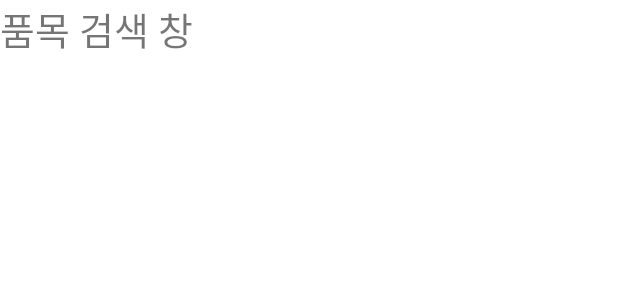
After one commit to bagasari/Frontend, an Android app: the layout activity_product_search.xml on its own in the app's theme, with its tools: preview values and no code run, on a phone screen of 412 x 824 dp. The commit adds this screen. Shown: the top 300 px of the screen. Run offline under Robolectric (Android 15) with nearby library versions, the phone set to English and light mode, and no system bars.

```diff
--- a/app/src/main/AndroidManifest.xml
+++ b/app/src/main/AndroidManifest.xml
@@ -26,6 +26,12 @@
             android:name=".SelectDestinationActivity"
             android:exported="false" />
         <activity
+            android:name=".ExpenditureActivity"
+            android:exported="false"/>
+        <activity
+            android:name=".ProductSearchActivity"
+            android:exported="false"/>
+        <activity
             android:name=".auth.LoginActivity"
             android:exported="true">
             <intent-filter>
--- a/app/src/main/java/com/example/frontend/AccountBookListFragment.kt
+++ b/app/src/main/java/com/example/frontend/AccountBookListFragment.kt
@@ -5,6 +5,7 @@ import android.os.Bundle
 import android.view.View
 import androidx.fragment.app.Fragment
 import androidx.recyclerview.widget.LinearLayoutManager
+import com.example.frontend.adapter.AccountBookAdapter
 import com.example.frontend.databinding.FragAccountBookBinding
 import com.example.frontend.dto.AccountBook
 import java.util.*
--- a/app/src/main/java/com/example/frontend/HomeActivity.kt
+++ b/app/src/main/java/com/example/frontend/HomeActivity.kt
@@ -4,6 +4,7 @@ import androidx.appcompat.app.AppCompatActivity
 import android.os.Bundle
 import android.util.Log
 import androidx.fragment.app.Fragment
+import com.example.frontend.database.AppDatabase
 import com.example.frontend.databinding.ActivityHomeBinding
 import kotlinx.coroutines.CoroutineScope
 import kotlinx.coroutines.Dispatchers
--- a/app/src/main/java/com/example/frontend/SelectDestinationActivity.kt
+++ b/app/src/main/java/com/example/frontend/SelectDestinationActivity.kt
@@ -6,6 +6,7 @@ import androidx.appcompat.app.AppCompatActivity
 import androidx.appcompat.widget.SearchView
 import androidx.recyclerview.widget.LinearLayoutManager
 import androidx.recyclerview.widget.RecyclerView
+import com.example.frontend.adapter.DestAdapter
 import com.example.frontend.dto.Destination
 
 class SelectDestinationActivity : AppCompatActivity() {
@@ -20,7 +21,6 @@ class SelectDestinationActivity : AppCompatActivity() {
         super.onCreate(savedInstanceState)
         setContentView(R.layout.activity_destination_select_list)
 
-
         searchView = findViewById(R.id.sv_destination)
         recyclerView = findViewById(R.id.rv_destination)
 
@@ -29,7 +29,7 @@ class SelectDestinationActivity : AppCompatActivity() {
 
 
         addToList()
-        adapter = DestAdapter(destList, R.layout.destination_select_item)
+        adapter = DestAdapter(destList, R.layout.destination_select_item, this)
         recyclerView.adapter = adapter
 
         searchView.setOnQueryTextListener(object : SearchView.OnQueryTextListener{
--- a/app/src/main/java/com/example/frontend/AppDatabase.kt
+++ b/app/src/main/java/com/example/frontend/database/AppDatabase.kt
@@ -1,10 +1,12 @@
-package com.example.frontend
+package com.example.frontend.database
 
 import android.content.Context
 import androidx.room.Database
 import androidx.room.Room
 import androidx.room.RoomDatabase
 import androidx.sqlite.db.SupportSQLiteDatabase
+import com.example.frontend.City
+import com.example.frontend.Country
 import com.example.frontend.dao.CityDao
 import com.example.frontend.dao.CountryAndCitiesDao
 import com.example.frontend.dao.CountryDao
--- /dev/null
+++ b/app/src/main/res/layout/activity_product_search.xml
@@ -0,0 +1,20 @@
+<?xml version="1.0" encoding="utf-8"?>
+<LinearLayout xmlns:android="http://schemas.android.com/apk/res/android"
+    xmlns:tools="http://schemas.android.com/tools"
+    xmlns:app="http://schemas.android.com/apk/res-auto"
+    android:layout_width="match_parent"
+    android:layout_height="match_parent">
+
+    <TextView
+        android:id="@+id/textView"
+        android:layout_width="match_parent"
+        android:layout_height="50dp"
+        android:textSize="25sp"
+        android:text="품목 검색 창"
+        app:layout_constraintBottom_toBottomOf="parent"
+        app:layout_constraintEnd_toEndOf="parent"
+        app:layout_constraintStart_toStartOf="parent"
+        app:layout_constraintTop_toTopOf="parent" />
+
+
+</LinearLayout>
```
Also changed, not shown: app/src/main/java/com/example/frontend/DestAdapter.kt (deleted, +0 -45 lines), app/src/main/java/com/example/frontend/ExpenditureActivity.kt (added, +11 -0 lines), app/src/main/java/com/example/frontend/ProductSearchActivity.kt (added, +11 -0 lines), app/src/main/java/com/example/frontend/SearchFragment.kt (+5 -3 lines), app/src/main/java/com/example/frontend/adapter/AccountBookAdapter.kt (renamed from app/src/main/java/com/example/frontend/AccountBookAdapter.kt, +10 -3 lines), app/src/main/java/com/example/frontend/adapter/DestAdapter.kt (added, +90 -0 lines), app/src/main/res/layout/activity_expeniture.xml (added, +20 -0 lines).
